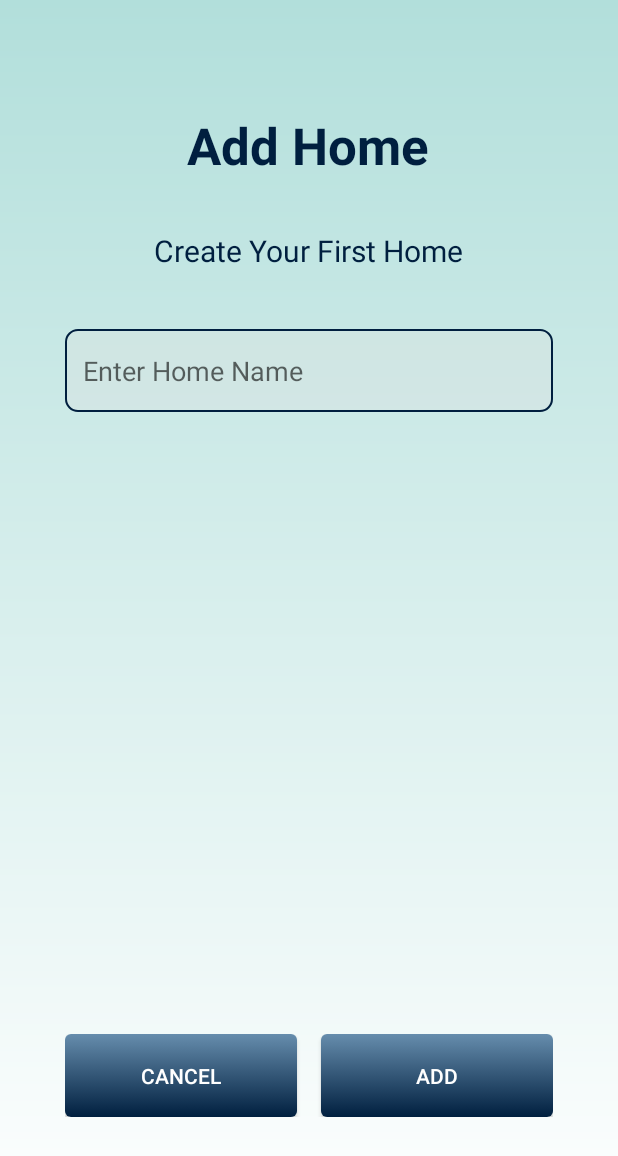
After one commit to Rihazul/COEN-ELEC-390-PROJECT, an Android app: the layout activity_add_home.xml on its own in the app's theme, with its tools: preview values and no code run, on a phone screen of 412 x 824 dp. The commit adds this screen. Shown: the top 1156 px of the screen. Run offline under Robolectric (Android 15) with nearby library versions, the phone set to English and light mode, and no system bars.

Commit message:
Creating a home

```diff
--- a/Prototype/app/src/main/java/com/example/prototype/SignUpActivity.java
+++ b/Prototype/app/src/main/java/com/example/prototype/SignUpActivity.java
@@ -180,7 +180,7 @@ public class SignUpActivity extends AppCompatActivity {
                             rootRef.child("users").child(firebaseUser.getUid()).setValue(userInfo)
                                     .addOnCompleteListener(task1 -> {
                                         if (task1.isSuccessful()) {
-                                            goToMainActivity();
+                                            goToAddHomeActivity();
                                         } else {
                                             Toast.makeText(SignUpActivity.this, "Failed to save user profile information. Please try again", Toast.LENGTH_SHORT).show();
                                         }
@@ -197,8 +197,8 @@ public class SignUpActivity extends AppCompatActivity {
                 });
     }
 
-    private void goToMainActivity() {
-        Intent intent = new Intent(getApplicationContext(), MainActivity.class);
+    private void goToAddHomeActivity() {
+        Intent intent = new Intent(getApplicationContext(), AddHomeActivity.class);
         startActivity(intent);
         finish();
     }
--- /dev/null
+++ b/Prototype/app/src/main/res/layout/activity_add_home.xml
@@ -0,0 +1,88 @@
+<?xml version="1.0" encoding="utf-8"?>
+<androidx.constraintlayout.widget.ConstraintLayout xmlns:android="http://schemas.android.com/apk/res/android"
+    xmlns:app="http://schemas.android.com/apk/res-auto"
+    xmlns:tools="http://schemas.android.com/tools"
+    android:layout_width="match_parent"
+    android:layout_height="match_parent"
+    android:background="@drawable/background_gradient">
+
+    <TextView
+        android:id="@+id/createHomeTitle"
+        android:layout_width="wrap_content"
+        android:layout_height="wrap_content"
+        android:text="@string/add_home"
+        android:textAlignment="center"
+        android:textSize="34sp"
+        android:textStyle="bold"
+        android:textColor="@color/deep_navy_blue"
+        app:layout_constraintBottom_toBottomOf="parent"
+        app:layout_constraintEnd_toEndOf="parent"
+        app:layout_constraintHorizontal_bias="0.498"
+        app:layout_constraintStart_toStartOf="parent"
+        app:layout_constraintTop_toTopOf="parent"
+        app:layout_constraintVertical_bias="0.095" />
+
+    <TextView
+        android:id="@+id/createFirstHomeTitle"
+        android:layout_width="wrap_content"
+        android:layout_height="wrap_content"
+        android:text="@string/create_your_first_home"
+        android:textColor="@color/deep_navy_blue"
+        android:textSize="20sp"
+        app:layout_constraintBottom_toBottomOf="parent"
+        app:layout_constraintEnd_toEndOf="parent"
+        app:layout_constraintHorizontal_bias="0.497"
+        app:layout_constraintStart_toStartOf="parent"
+        app:layout_constraintTop_toBottomOf="@+id/createHomeTitle"
+        app:layout_constraintVertical_bias="0.05" />
+
+    <EditText
+        android:id="@+id/homeNameInput"
+        android:layout_width="325dp"
+        android:layout_height="55dp"
+        android:layout_marginTop="100dp"
+        android:background="@drawable/edittext_background"
+        android:digits="abcdefghijklmnopqrstuvwxyzABCDEFGHIJKLMNOPQRSTUVWXYZ@-_"
+        android:hint="@string/enter_home_name"
+        android:inputType="text"
+        android:paddingStart="12dp"
+        android:paddingEnd="12dp"
+        app:errorTextColor="@color/error_color"
+        app:layout_constraintBottom_toBottomOf="parent"
+        app:layout_constraintEnd_toEndOf="parent"
+        app:layout_constraintStart_toStartOf="parent"
+        app:layout_constraintTop_toBottomOf="@+id/createHomeTitle"
+        app:layout_constraintVertical_bias="0.0" />
+
+    <LinearLayout
+        android:layout_width="325dp"
+        android:layout_height="55dp"
+        android:layout_marginTop="64dp"
+        android:orientation="horizontal"
+        app:layout_constraintBottom_toBottomOf="parent"
+        app:layout_constraintEnd_toEndOf="parent"
+        app:layout_constraintStart_toStartOf="parent"
+        app:layout_constraintTop_toBottomOf="@+id/homeNameInput"
+        app:layout_constraintVertical_bias="0.815">
+
+        <androidx.appcompat.widget.AppCompatButton
+            android:id="@+id/cancelButton"
+            android:layout_width="154.5dp"
+            android:layout_height="match_parent"
+            android:layout_marginRight="8dp"
+            android:background="@drawable/button_gradient"
+            android:backgroundTint="@null"
+            android:text="@string/cancel"
+            android:textColor="@color/white" />
+
+        <androidx.appcompat.widget.AppCompatButton
+            android:id="@+id/addHomeButton"
+            android:layout_width="154.5dp"
+            android:layout_height="match_parent"
+            android:layout_marginLeft="8dp"
+            android:background="@drawable/button_gradient"
+            android:backgroundTint="@null"
+            android:text="@string/add"
+            android:textColor="@color/white" />
+    </LinearLayout>
+</androidx.constraintlayout.widget.ConstraintLayout>
--- a/Prototype/app/src/main/res/values/strings.xml
+++ b/Prototype/app/src/main/res/values/strings.xml
@@ -34,4 +34,9 @@
     <string name="alert">Alert</string>
     <string name="back_button">Back Button</string>
     <string name="confirm_password">Confirm Password</string>
+    <string name="enter_home_name">Enter Home Name</string>
+    <string name="cancel">Cancel</string>
+    <string name="add">Add</string>
+    <string name="create_your_first_home">Create Your First Home</string>
+    <string name="add_home">Add Home</string>
 </resources>
```
Also changed, not shown: Prototype/app/src/main/java/com/example/prototype/AddHomeActivity.java (added, +135 -0 lines), Prototype/app/src/main/java/com/example/prototype/Home.java (added, +44 -0 lines), Prototype/app/src/main/java/com/example/prototype/Member.java (added, +32 -0 lines).
